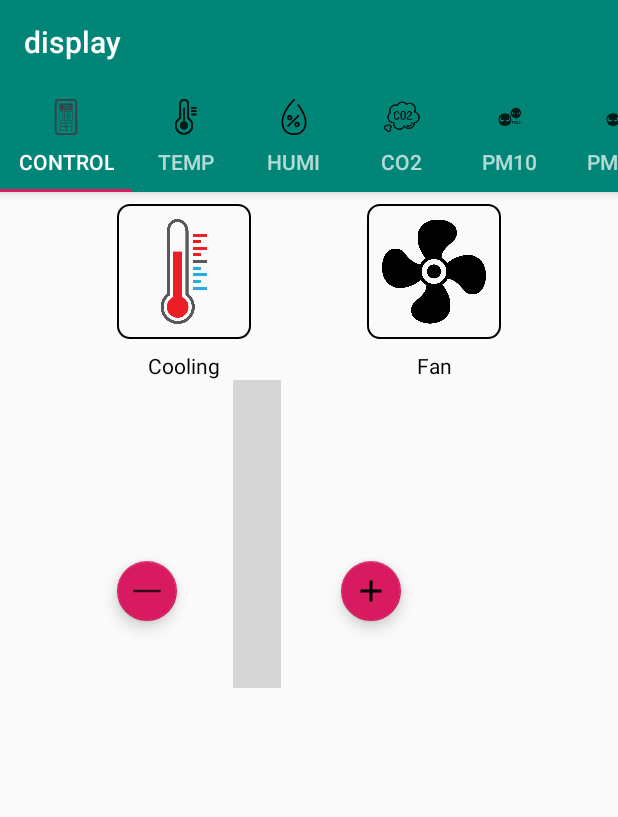
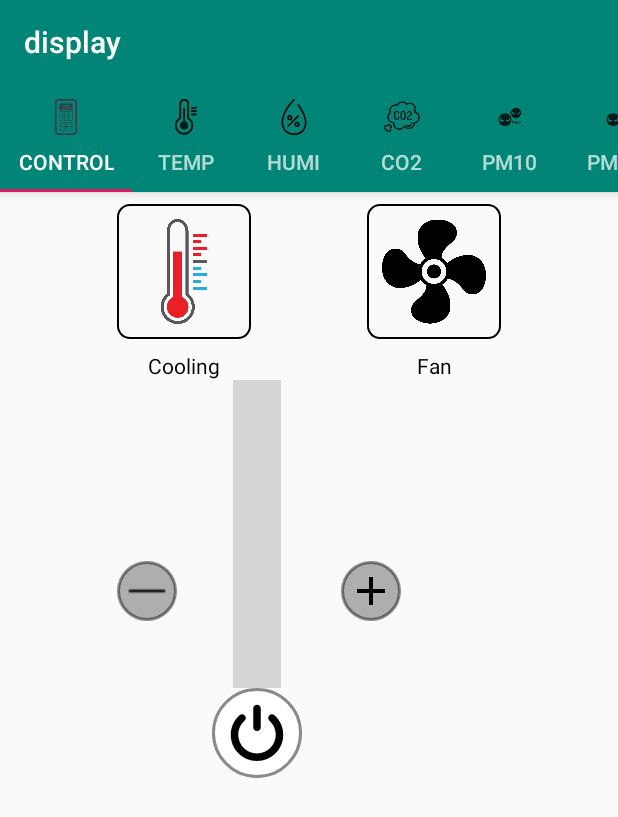
Before and after one commit to tanlikar/FYP_remake, an Android app: the fragControlTemp screen opened directly, with no data from a screen before it, on a phone screen of 412 x 824 dp. Shown: the top 817 px of the screen. Run offline under Robolectric (Android 15) with nearby library versions, the phone set to English and light mode, and no system bars; our stand-ins replace Firebase (no records; nobody signed in at launch, a user with empty details on screens opened directly); libraries missing offline, so code that uses them is left out: com.sdsmdg.harjot; plain views replace Croller; 2 statements that could not run were skipped; grey boxes are pictures that could not be loaded.

Commit message:
almost done control fragment

```diff
--- a/app/src/main/java/com/example/fyp/MainActivity.java
+++ b/app/src/main/java/com/example/fyp/MainActivity.java
@@ -56,6 +56,8 @@ public class MainActivity extends AppCompatActivity implements PrefKey {
             @Override
             public void onItemClick(AdapterView<?> adapterView, View view, int i, long l) {
                 Intent intent = new Intent(MainActivity.this, display.class);
+                intent.putExtra(bundleRoom, mRoomName.get(i));
+                intent.putExtra(bundlePosition, i);
                 startActivity(intent);
                 //Toast.makeText(MainActivity.this, "You Clicked at " +mRoomName.get(i), Toast.LENGTH_SHORT).show();
             }
--- a/app/src/main/java/com/example/fyp/Storage/PrefKey.java
+++ b/app/src/main/java/com/example/fyp/Storage/PrefKey.java
@@ -4,4 +4,6 @@ public interface PrefKey {
 
     String roomKey = "roomKey";
     String imageKey = "imageKey";
+    String bundleRoom = "room";
+    String bundlePosition = "position";
 }
--- a/app/src/main/java/com/example/fyp/display.java
+++ b/app/src/main/java/com/example/fyp/display.java
@@ -6,6 +6,7 @@ import androidx.appcompat.app.AppCompatActivity;
 import androidx.appcompat.widget.Toolbar;
 import androidx.viewpager.widget.ViewPager;
 
+import com.example.fyp.Storage.PrefKey;
 import com.example.fyp.ui.fragment.fragCO2;
 import com.example.fyp.ui.fragment.fragControl;
 import com.example.fyp.ui.fragment.fragHumi;
@@ -16,7 +17,7 @@ import com.example.fyp.ui.fragment.fragVOC;
 import com.example.fyp.viewAdapter.ViewPagerAdapter;
 import com.google.android.material.tabs.TabLayout;
 
-public class display extends AppCompatActivity {
+public class display extends AppCompatActivity implements PrefKey {
 
     private TabLayout tabs;
     private int[] tabIcons = {
@@ -29,12 +30,22 @@ public class display extends AppCompatActivity {
             R.drawable.icon_voc
     };
 
+    private String roomName;
+    private Integer position;
+
     @Override
     protected void onCreate(Bundle savedInstanceState) {
         super.onCreate(savedInstanceState);
         setContentView(R.layout.activity_display);
 
+         roomName = getIntent().getStringExtra(bundleRoom);
+         position = getIntent().getIntExtra(bundlePosition, 0);
+
+//        Toast toast = Toast.makeText( display.this, position.toString(), Toast.LENGTH_SHORT);
+//        toast.show();
+
         Toolbar toolbar = findViewById(R.id.toolbar);
+        toolbar.setTitle(roomName);
         setSupportActionBar(toolbar);
         ViewPager viewPager = findViewById(R.id.view_pager);
         setupViewPager(viewPager);
--- a/app/src/main/java/com/example/fyp/ui/fragment/fragControl.java
+++ b/app/src/main/java/com/example/fyp/ui/fragment/fragControl.java
@@ -5,7 +5,6 @@ import android.view.LayoutInflater;
 import android.view.View;
 import android.view.ViewGroup;
 import android.widget.ImageButton;
-import android.widget.Toast;
 
 import androidx.fragment.app.Fragment;
 import androidx.fragment.app.FragmentTransaction;
@@ -38,16 +37,22 @@ public class fragControl extends Fragment {
         mTherButton.setOnClickListener(new View.OnClickListener() {
             @Override
             public void onClick(View view) {
-                Toast toast = Toast.makeText(getActivity(), "ther", Toast.LENGTH_SHORT);
-                toast.show();
+//                Toast toast = Toast.makeText(getActivity(), "ther", Toast.LENGTH_SHORT);
+//                toast.show();
+                Fragment childFragment = new fragControlTemp();
+                FragmentTransaction transaction = getChildFragmentManager().beginTransaction();
+                transaction.replace(R.id.childFragContainer, childFragment).commit();
             }
         });
 
         mFanButton.setOnClickListener(new View.OnClickListener() {
             @Override
             public void onClick(View view) {
-                Toast toast = Toast.makeText(getActivity(), "fan", Toast.LENGTH_SHORT);
-                toast.show();
+                Fragment childFragment = new fragControlFan();
+                FragmentTransaction transaction = getChildFragmentManager().beginTransaction();
+                transaction.replace(R.id.childFragContainer, childFragment).commit();
+//                Toast toast = Toast.makeText(getActivity(), "fan", Toast.LENGTH_SHORT);
+//                toast.show();
             }
         });
 
@@ -57,7 +62,7 @@ public class fragControl extends Fragment {
 
     @Override
     public void onViewCreated(View view, Bundle savedInstanceState) {
-        Fragment childFragment = new fragControlChild();
+        Fragment childFragment = new fragControlTemp();
         FragmentTransaction transaction = getChildFragmentManager().beginTransaction();
         transaction.replace(R.id.childFragContainer, childFragment).commit();
     }
--- a/app/src/main/java/com/example/fyp/ui/fragment/fragControlChild.java
+++ b/app/src/main/java/com/example/fyp/ui/fragment/fragControlTemp.java
@@ -4,22 +4,30 @@ import android.os.Bundle;
 import android.view.LayoutInflater;
 import android.view.View;
 import android.view.ViewGroup;
+import android.widget.ImageButton;
 
+import androidx.annotation.NonNull;
 import androidx.fragment.app.Fragment;
 
 import com.example.fyp.R;
-import com.google.android.material.floatingactionbutton.FloatingActionButton;
+import com.google.firebase.database.DataSnapshot;
+import com.google.firebase.database.DatabaseError;
+import com.google.firebase.database.DatabaseReference;
+import com.google.firebase.database.FirebaseDatabase;
+import com.google.firebase.database.ValueEventListener;
 import com.sdsmdg.harjot.crollerTest.Croller;
 import com.sdsmdg.harjot.crollerTest.OnCrollerChangeListener;
 
-public class fragControlChild extends Fragment {
+public class fragControlTemp extends Fragment {
 
-    Integer crollerProgress;
-    Croller mCroller;
-    FloatingActionButton plusButton;
-    FloatingActionButton minusButton;
+    private Long crollerProgress;
+    private Croller mCroller;
+    private ImageButton plusButton;
+    private ImageButton minusButton;
+    private  ImageButton powerButton;
+    private DatabaseReference mDatabase;
 
-    public fragControlChild() {
+    public fragControlTemp() {
         // Required empty public constructor
     }
 
@@ -27,16 +35,21 @@ public class fragControlChild extends Fragment {
     public View onCreateView(LayoutInflater inflater, ViewGroup container,
                              Bundle savedInstanceState) {
 
-        View root = inflater.inflate(R.layout.fragment_control_child, container, false);
+        View root = inflater.inflate(R.layout.fragment_control_temp, container, false);
+
+        mDatabase = FirebaseDatabase.getInstance().getReference();
 
         mCroller = root.findViewById(R.id.croller);
         plusButton = root.findViewById(R.id.plusButton);
         minusButton = root.findViewById(R.id.minusButton);
+        powerButton = root.findViewById(R.id.powerButton);
+
+        init();
 
         mCroller.setOnCrollerChangeListener(new OnCrollerChangeListener() {
             @Override
             public void onProgressChanged(Croller croller, int progress) {
-                crollerProgress = mCroller.getProgress() + 15;
+                crollerProgress = mCroller.getProgress() + (long)15;
                 mCroller.setLabel(crollerProgress.toString());
             }
 
@@ -47,7 +60,7 @@ public class fragControlChild extends Fragment {
 
             @Override
             public void onStopTrackingTouch(Croller croller) {
-
+                mDatabase.child("room1").child("Control").child("Temperature").setValue(crollerProgress);
             }
         });
 
@@ -55,12 +68,13 @@ public class fragControlChild extends Fragment {
             @Override
             public void onClick(View view) {
                 if(crollerProgress>=30 || mCroller.getProgress() >= mCroller.getMax()) {
-                    crollerProgress = 30;
+                    crollerProgress = (long)30;
                     mCroller.setProgress(mCroller.getMax());
                 }else{
                     crollerProgress ++;
                     mCroller.setProgress(mCroller.getProgress()+ 1);
                 }
+                mDatabase.child("room1").child("Control").child("Temperature").setValue(crollerProgress);
                 mCroller.setLabel(crollerProgress.toString());
             }
         });
@@ -69,17 +83,43 @@ public class fragControlChild extends Fragment {
             @Override
             public void onClick(View view) {
                 if(crollerProgress<=16 || mCroller.getProgress() <= mCroller.getMin()) {
-                    crollerProgress = 16;
+                    crollerProgress = (long)16;
                     mCroller.setProgress(mCroller.getMin());
                 }else{
                     crollerProgress --;
                     mCroller.setProgress(mCroller.getProgress()- 1);
                 }
+                mDatabase.child("room1").child("Control").child("Temperature").setValue(crollerProgress);
                 mCroller.setLabel(crollerProgress.toString());
+            }
+        });
+
+        powerButton.setOnClickListener(new View.OnClickListener() {
+            @Override
+            public void onClick(View view) {
+                mDatabase.child("room1").child("Control").child("on").setValue(1);
             }
         });
 
         return root;
     }
 
+    private void init(){
+        mDatabase.child("room1").child("Control").child("Temperature").addValueEventListener(new ValueEventListener() {
+            @Override
+            public void onDataChange(@NonNull DataSnapshot dataSnapshot) {
+                if(dataSnapshot.exists()){
+                    crollerProgress = (long)dataSnapshot.getValue();
+                    mCroller.setProgress((int)(crollerProgress-15));
+                    mCroller.setLabel(crollerProgress.toString());
+                }
+            }
+
+            @Override
+            public void onCancelled(@NonNull DatabaseError databaseError) {
+
+            }
+        });
+    }
+
 }
--- /dev/null
+++ b/app/src/main/res/drawable/circle.xml
@@ -0,0 +1,14 @@
+<?xml version="1.0" encoding="utf-8"?>
+<shape xmlns:android="http://schemas.android.com/apk/res/android"
+    android:shape="rectangle">
+    <corners android:radius="1000dp" />
+    <solid android:color="#FFFFFF" />
+    <stroke
+        android:width="2dip"
+        android:color="#74000000" />
+    <padding
+        android:bottom="4dp"
+        android:left="4dp"
+        android:right="4dp"
+        android:top="4dp" />
+</shape>
--- /dev/null
+++ b/app/src/main/res/drawable/circle_plus_minus.xml
@@ -0,0 +1,14 @@
+<?xml version="1.0" encoding="utf-8"?>
+<shape xmlns:android="http://schemas.android.com/apk/res/android"
+    android:shape="rectangle">
+    <corners android:radius="1000dp" />
+    <solid android:color="#77575757" />
+    <stroke
+        android:width="2dip"
+        android:color="#74000000" />
+    <padding
+        android:bottom="4dp"
+        android:left="4dp"
+        android:right="4dp"
+        android:top="4dp" />
+</shape>
--- /dev/null
+++ b/app/src/main/res/drawable/ic_powe_symbol.xml
@@ -0,0 +1,9 @@
+<vector xmlns:android="http://schemas.android.com/apk/res/android"
+    android:width="512dp"
+    android:height="512dp"
+    android:viewportWidth="512"
+    android:viewportHeight="512">
+  <path
+      android:fillColor="#FF000000"
+      android:pathData="M256.094,495.469c-123.516,0 -224,-100.5 -224,-224c0,-63.875 27.391,-124.875 75.172,-167.375c13.203,-11.75 33.422,-10.563 45.172,2.625s10.563,33.438 -2.641,45.188c-34.125,30.375 -53.703,73.938 -53.703,119.563c0,88.25 71.781,160 160,160c88.234,0 159.984,-71.75 159.984,-160c0,-45.625 -19.563,-89.188 -53.625,-119.563c-13.25,-11.75 -14.438,-31.938 -2.688,-45.188c11.75,-13.188 32,-14.375 45.188,-2.625c47.75,42.5 75.125,103.5 75.125,167.375C480.078,394.969 379.578,495.469 256.094,495.469zM288.078,207.469v-160c0,-17.688 -14.313,-32 -31.984,-32s-32,14.313 -32,32v160c0,17.688 14.328,32 32,32S288.078,225.156 288.078,207.469z"/>
+</vector>
--- a/app/src/main/res/layout/fragment_control_child.xml
+++ b/app/src/main/res/layout/fragment_control_temp.xml
@@ -16,6 +16,7 @@
         app:indicator_width="10"
         app:is_continuous="false"
         app:label_color="#000000"
+        app:label_size="50"
         app:layout_constraintEnd_toStartOf="@+id/guideline3"
         app:layout_constraintHorizontal_bias="0.49"
         app:layout_constraintStart_toStartOf="@+id/guideline"
@@ -23,7 +24,6 @@
         app:main_circle_color="#FFFFFF"
         app:max="15"
         app:min="1"
-        app:label_size="50"
         app:progress_primary_color="#0B3C49"
         app:progress_secondary_color="#EEEEEE"
         app:start_offset="45" />
@@ -42,28 +42,6 @@
         android:orientation="vertical"
         app:layout_constraintGuide_percent="0.75" />
 
-    <com.google.android.material.floatingactionbutton.FloatingActionButton
-        android:id="@+id/minusButton"
-        android:layout_width="wrap_content"
-        android:layout_height="wrap_content"
-        android:clickable="true"
-        app:fabSize="mini"
-        app:layout_constraintEnd_toStartOf="@+id/croller"
-        app:layout_constraintStart_toStartOf="@+id/guideline"
-        app:layout_constraintTop_toTopOf="@+id/guideline4"
-        app:srcCompat="@drawable/icon_minus" />
-
-    <com.google.android.material.floatingactionbutton.FloatingActionButton
-        android:id="@+id/plusButton"
-        android:layout_width="wrap_content"
-        android:layout_height="wrap_content"
-        android:clickable="true"
-        app:fabSize="mini"
-        app:layout_constraintEnd_toStartOf="@+id/guideline3"
-        app:layout_constraintStart_toEndOf="@+id/croller"
-        app:layout_constraintTop_toTopOf="@+id/guideline4"
-        app:srcCompat="@drawable/baseline_add_black_48" />
-
     <androidx.constraintlayout.widget.Guideline
         android:id="@+id/guideline4"
         android:layout_width="wrap_content"
@@ -71,4 +49,41 @@
         android:orientation="horizontal"
         app:layout_constraintGuide_percent="0.2" />
 
+    <ImageButton
+        android:id="@+id/powerButton"
+        android:layout_width="60dp"
+        android:layout_height="60dp"
+        android:adjustViewBounds="true"
+        android:background="@drawable/circle"
+        android:padding="10dp"
+        android:scaleType="fitXY"
+        app:layout_constraintEnd_toEndOf="@+id/croller"
+        app:layout_constraintStart_toStartOf="@+id/croller"
+        app:layout_constraintTop_toBottomOf="@+id/croller"
+        app:srcCompat="@drawable/ic_powe_symbol" />
+
+    <ImageButton
+        android:id="@+id/plusButton"
+        android:layout_width="40dp"
+        android:layout_height="40dp"
+        android:adjustViewBounds="true"
+        android:background="@drawable/circle_plus_minus"
+        android:scaleType="fitXY"
+        app:layout_constraintEnd_toStartOf="@+id/guideline3"
+        app:layout_constraintStart_toEndOf="@+id/croller"
+        app:layout_constraintTop_toTopOf="@+id/guideline4"
+        app:srcCompat="@drawable/baseline_add_black_48" />
+
+    <ImageButton
+        android:id="@+id/minusButton"
+        android:layout_width="40dp"
+        android:layout_height="40dp"
+        android:adjustViewBounds="true"
+        android:background="@drawable/circle_plus_minus"
+        android:scaleType="fitXY"
+        app:layout_constraintEnd_toStartOf="@+id/croller"
+        app:layout_constraintStart_toStartOf="@+id/guideline"
+        app:layout_constraintTop_toTopOf="@+id/guideline4"
+        app:srcCompat="@drawable/icon_minus" />
+
 </androidx.constraintlayout.widget.ConstraintLayout>
```
Also changed, not shown: app/src/main/AndroidManifest.xml (+6 -2 lines), app/src/main/java/com/example/fyp/ui/fragment/fragControlFan.java (added, +102 -0 lines), app/src/main/res/layout/fragment_control_fan.xml (added, +68 -0 lines), 1 other file.
